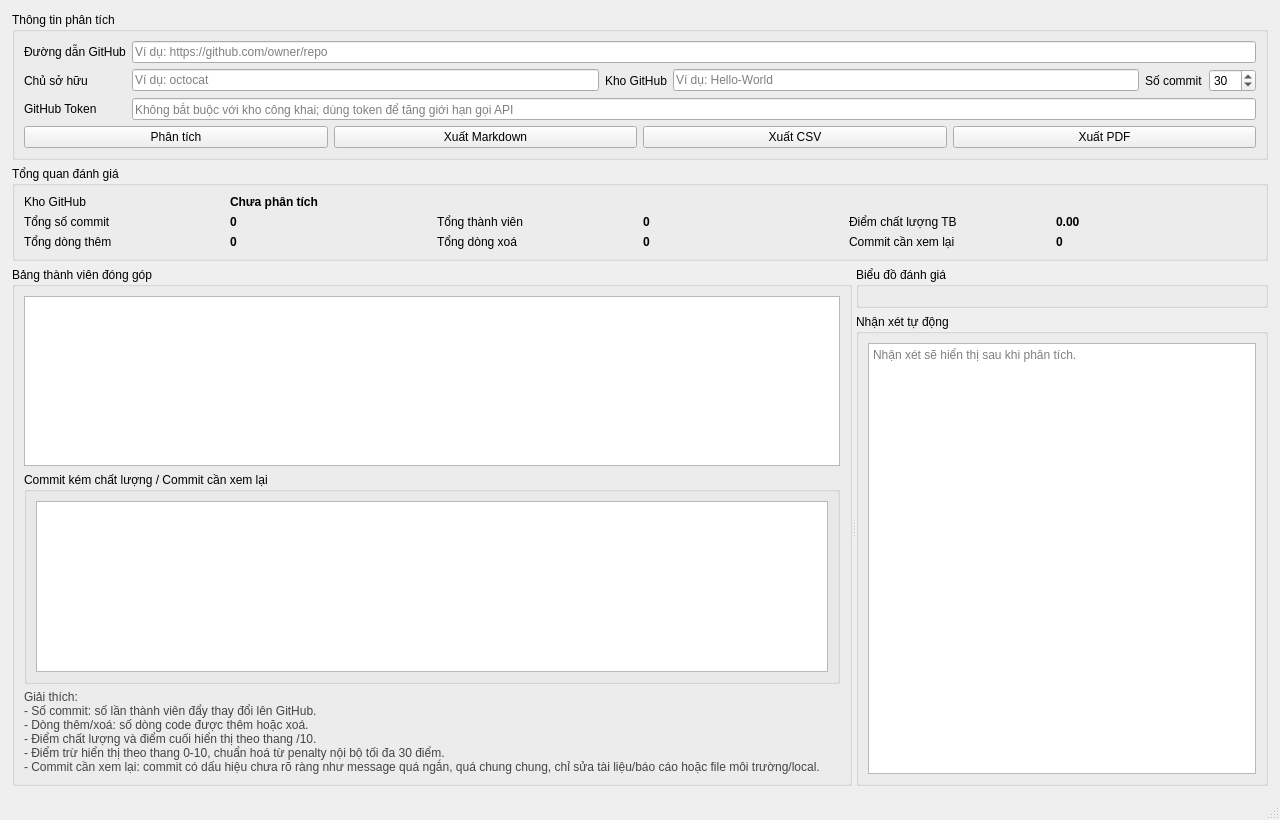
This is main_window.ui in cuonghuhuu/he-thong-danh-gia-dong-gop-github-bang-AI as Qt 5 draws it before an edit. The edited form follows.
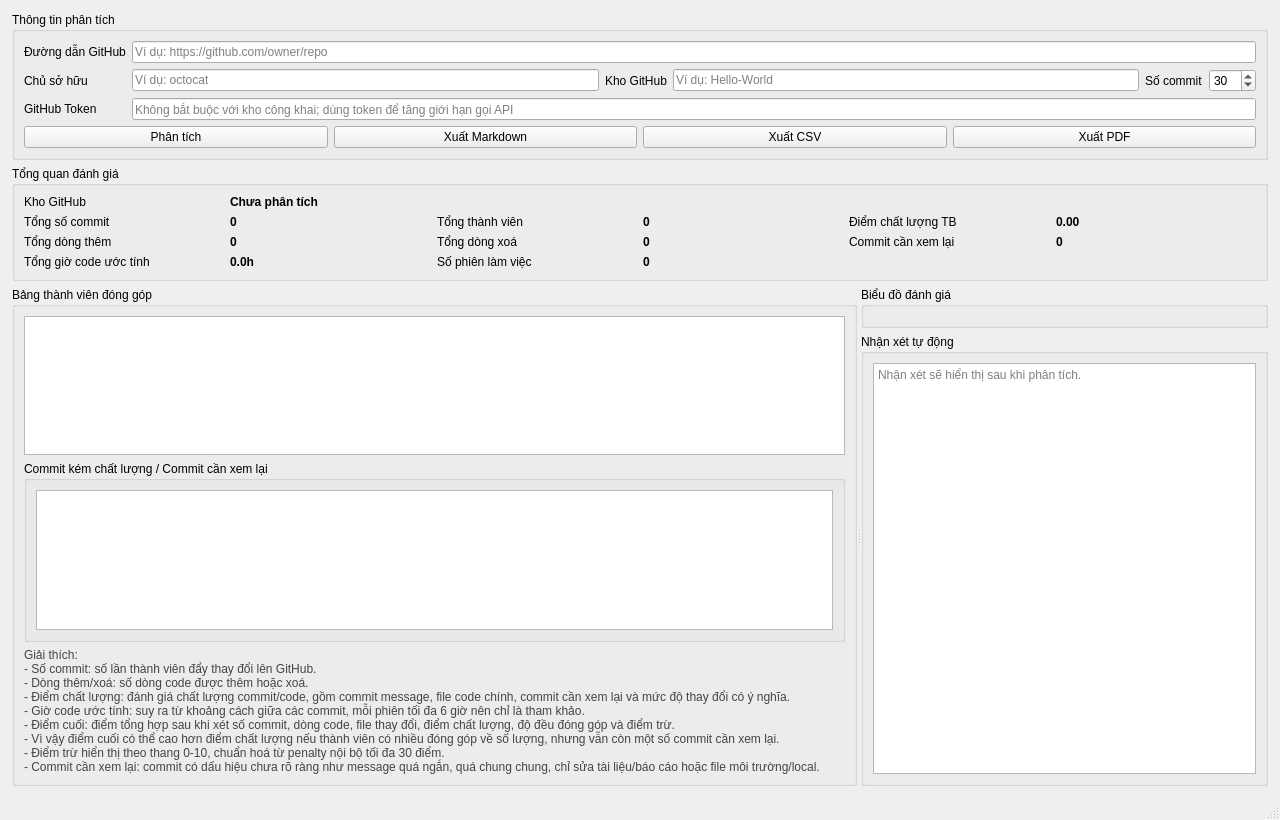
This is the edited form.

Commit message: Update dashboard with time based evaluation

Patch:
```diff
--- a/main_window.ui
+++ b/main_window.ui
@@ -281,6 +281,40 @@
          </property>
         </widget>
        </item>
+       <item row="3" column="0">
+        <widget class="QLabel" name="totalCodingHoursTitleLabel">
+         <property name="text">
+          <string>Tổng giờ code ước tính</string>
+         </property>
+        </widget>
+       </item>
+       <item row="3" column="1">
+        <widget class="QLabel" name="totalCodingHoursLabel">
+         <property name="styleSheet">
+          <string notr="true">font-weight: 600;</string>
+         </property>
+         <property name="text">
+          <string>0.0h</string>
+         </property>
+        </widget>
+       </item>
+       <item row="3" column="2">
+        <widget class="QLabel" name="totalCodingSessionsTitleLabel">
+         <property name="text">
+          <string>Số phiên làm việc</string>
+         </property>
+        </widget>
+       </item>
+       <item row="3" column="3">
+        <widget class="QLabel" name="totalCodingSessionsLabel">
+         <property name="styleSheet">
+          <string notr="true">font-weight: 600;</string>
+         </property>
+         <property name="text">
+          <string>0</string>
+         </property>
+        </widget>
+       </item>
       </layout>
      </widget>
     </item>
@@ -322,7 +356,10 @@
            <string>Giải thích:
 - Số commit: số lần thành viên đẩy thay đổi lên GitHub.
 - Dòng thêm/xoá: số dòng code được thêm hoặc xoá.
-- Điểm chất lượng và điểm cuối hiển thị theo thang /10.
+- Điểm chất lượng: đánh giá chất lượng commit/code, gồm commit message, file code chính, commit cần xem lại và mức độ thay đổi có ý nghĩa.
+- Giờ code ước tính: suy ra từ khoảng cách giữa các commit, mỗi phiên tối đa 6 giờ nên chỉ là tham khảo.
+- Điểm cuối: điểm tổng hợp sau khi xét số commit, dòng code, file thay đổi, điểm chất lượng, độ đều đóng góp và điểm trừ.
+- Vì vậy điểm cuối có thể cao hơn điểm chất lượng nếu thành viên có nhiều đóng góp về số lượng, nhưng vẫn còn một số commit cần xem lại.
 - Điểm trừ hiển thị theo thang 0-10, chuẩn hoá từ penalty nội bộ tối đa 30 điểm.
 - Commit cần xem lại: commit có dấu hiệu chưa rõ ràng như message quá ngắn, quá chung chung, chỉ sửa tài liệu/báo cáo hoặc file môi trường/local.</string>
           </property>
```
Left out of the diff: 2 changed lines with no effect on the pictures. The commit also changes 2 other files.
